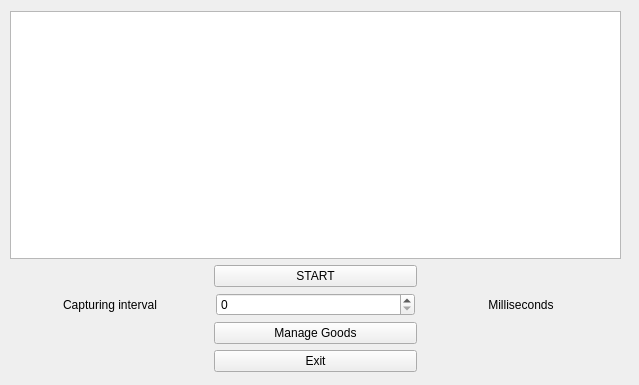
Old version of the form exuserscreen.ui in the repository mnxoid/Recognitor.
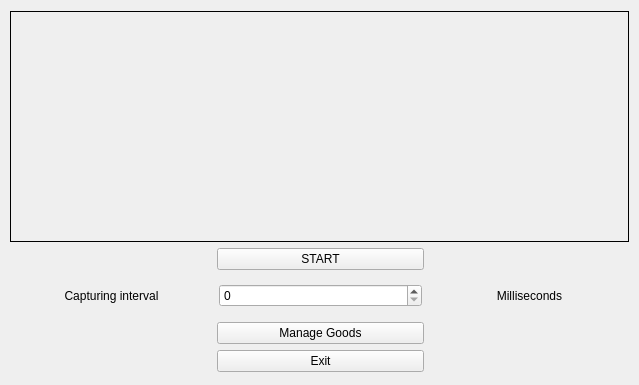
New version of the form.

```diff
--- a/exuserscreen.ui
+++ b/exuserscreen.ui
@@ -19,14 +19,39 @@
      <rect>
       <x>10</x>
       <y>11</y>
-      <width>611</width>
+      <width>621</width>
       <height>361</height>
      </rect>
     </property>
     <layout class="QVBoxLayout" name="verticalLayout">
-     <item>
-      <widget class="QGraphicsView" name="graphicsView"/>
-     </item>
+      <item>
+        <widget class="QLabel" name="label_3">
+         <property name="sizePolicy">
+          <sizepolicy hsizetype="Fixed" vsizetype="Fixed">
+           <horstretch>0</horstretch>
+           <verstretch>0</verstretch>
+          </sizepolicy>
+         </property>
+         <property name="minimumSize">
+          <size>
+           <width>619</width>
+           <height>231</height>
+          </size>
+         </property>
+         <property name="maximumSize">
+          <size>
+           <width>619</width>
+           <height>231</height>
+          </size>
+         </property>
+         <property name="frameShape">
+          <enum>QFrame::Box</enum>
+         </property>
+         <property name="text">
+          <string/>
+         </property>
+        </widget>
+   </item>
      <item>
       <layout class="QHBoxLayout" name="horizontalLayout_3">
        <item>
```
